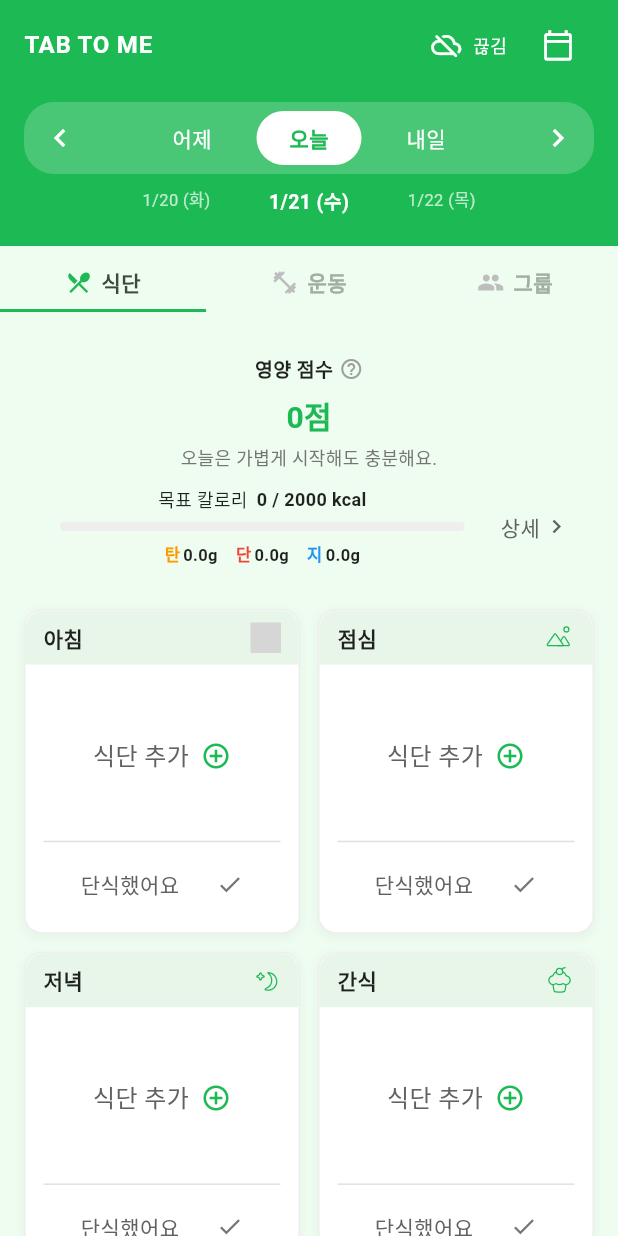
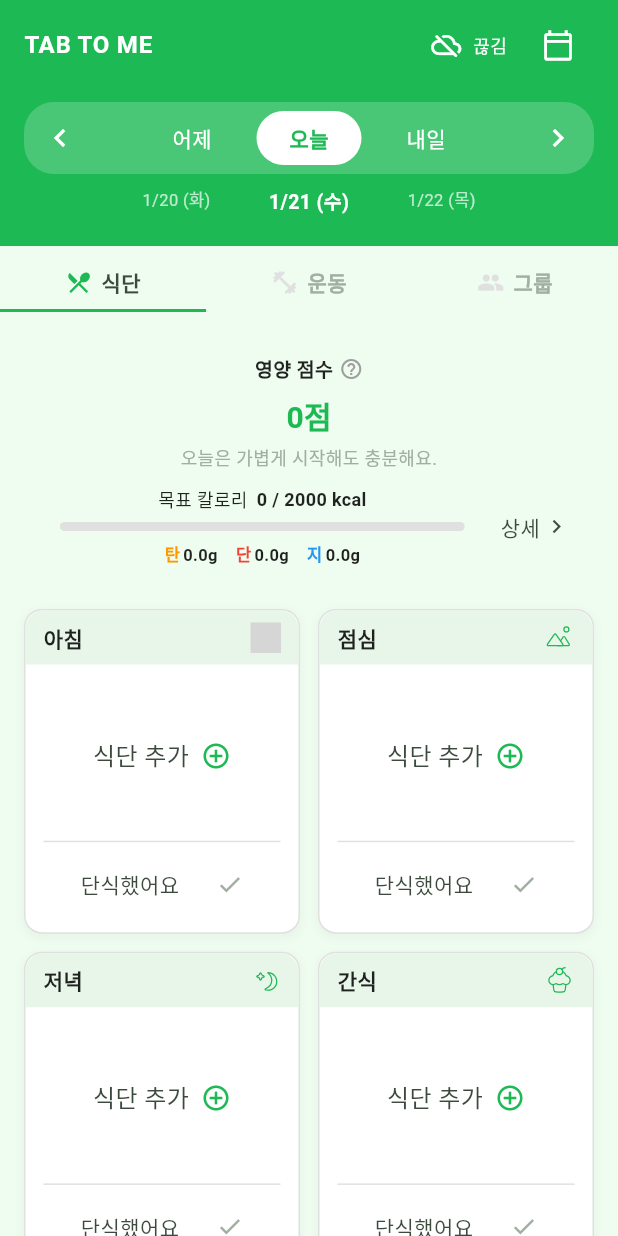
Before and after one commit to Paaaaang/TTM, a Flutter app: the HomeScreen screen opened directly, on a phone screen of 412 x 824 dp. Run offline on Flutter 3.47's test engine with Material 3 defaults, Android fonts, the phone set to English and light mode, and no system bars; our stand-ins replace carousel_slider, confetti, firebase_core, firebase_messaging, fl_chart, flutter_local_notifications and 7 more; accounts and stored records are empty; Roboto replaces fonts that are missing (Pretendard); grey boxes are pictures that could not be loaded.

Commit message:
feat: 브랜드 컬러 시스템 완전 통합 - 8개 화면 100+ 색상 변경

```diff
--- a/lib/constants/app_colors.dart
+++ b/lib/constants/app_colors.dart
@@ -50,6 +50,7 @@ class AppColors {
   // ========== 상태 색상 (유지) ==========
   static const Color success = Color(0xFF4CAF50); // 성공
   static const Color warning = Color(0xFFFF9800); // 경고
+  static const Color warningBg = Color(0xFFFFF3E0); // 경고 배경
   static const Color error = Color(0xFFF44336); // 오류
   static const Color info = Color(0xFF2196F3); // 정보
 
--- a/lib/screens/home_screen.dart
+++ b/lib/screens/home_screen.dart
@@ -542,7 +542,7 @@ class _HomeScreenState extends State<HomeScreen> {
                             '영양 점수 ${member.nutritionScore}점',
                             style: TextStyle(
                               fontSize: 13,
-                              color: Colors.grey[600],
+                              color: AppColors.textSecondary,
                             ),
                           ),
                         ],
@@ -551,7 +551,7 @@ class _HomeScreenState extends State<HomeScreen> {
                     IconButton(
                       onPressed: () => Navigator.pop(context),
                       icon: const Icon(Icons.close),
-                      color: Colors.grey[600],
+                      color: AppColors.textSecondary,
                     ),
                   ],
                 ),
@@ -559,9 +559,9 @@ class _HomeScreenState extends State<HomeScreen> {
                 Container(
                   padding: const EdgeInsets.all(12),
                   decoration: BoxDecoration(
-                    color: Colors.grey[50],
+                    color: AppColors.softBackground,
                     borderRadius: BorderRadius.circular(12),
-                    border: Border.all(color: Colors.grey[200]!),
+                    border: Border.all(color: AppColors.borderLight),
                   ),
                   child: Row(
                     mainAxisAlignment: MainAxisAlignment.spaceBetween,
@@ -573,7 +573,7 @@ class _HomeScreenState extends State<HomeScreen> {
                             '목표 칼로리',
                             style: TextStyle(
                               fontSize: 12,
-                              color: Colors.grey[600],
+                              color: AppColors.textSecondary,
                             ),
                           ),
                           const SizedBox(height: 4),
@@ -593,7 +593,7 @@ class _HomeScreenState extends State<HomeScreen> {
                             '획득 배지',
                             style: TextStyle(
                               fontSize: 12,
-                              color: Colors.grey[600],
+                              color: AppColors.textSecondary,
                             ),
                           ),
                           const SizedBox(height: 4),
@@ -629,7 +629,7 @@ class _HomeScreenState extends State<HomeScreen> {
                     if (badges.isEmpty) {
                       return Text(
                         '획득한 배지가 없습니다',
-                        style: TextStyle(color: Colors.grey[600]),
+                        style: TextStyle(color: AppColors.textSecondary),
                       );
                     }
 
@@ -1619,7 +1619,7 @@ class _HomeScreenState extends State<HomeScreen> {
               Icon(
                 icon,
                 size: 18,
-                color: isActive ? AppColors.primary : Colors.grey[400],
+                color: isActive ? AppColors.primary : AppColors.borderLight,
               ),
               const SizedBox(width: 6),
               Text(
@@ -1701,7 +1701,7 @@ class _HomeScreenState extends State<HomeScreen> {
                               _nutritionCheerText(score),
                               style: TextStyle(
                                 fontSize: 12,
-                                color: Colors.grey[600],
+                                color: AppColors.textSecondary,
                               ),
                               textAlign: TextAlign.center,
                             ),
@@ -1754,7 +1754,7 @@ class _HomeScreenState extends State<HomeScreen> {
                                     1.0,
                                   ),
                                   minHeight: 6,
-                                  backgroundColor: Colors.grey[200],
+                                  backgroundColor: AppColors.borderLight,
                                   valueColor:
                                       const AlwaysStoppedAnimation<Color>(
                                         Color(0xFF1DB954),
@@ -1845,7 +1845,7 @@ class _HomeScreenState extends State<HomeScreen> {
                                 '상세',
                                 style: TextStyle(
                                   fontSize: 14,
-                                  color: Colors.grey[700],
+                                  color: AppColors.textPrimary,
                                   fontWeight: FontWeight.w500,
                                 ),
                               ),
@@ -1853,7 +1853,7 @@ class _HomeScreenState extends State<HomeScreen> {
                               Icon(
                                 Icons.chevron_right,
                                 size: 18,
-                                color: Colors.grey[700],
+                                color: AppColors.textPrimary,
                               ),
                             ],
                           ),
@@ -1870,7 +1870,7 @@ class _HomeScreenState extends State<HomeScreen> {
               padding: const EdgeInsets.symmetric(horizontal: 24, vertical: 16),
               decoration: BoxDecoration(
                 color: Colors.white,
-                border: Border(bottom: BorderSide(color: Colors.grey[200]!)),
+                border: Border(bottom: BorderSide(color: AppColors.borderLight)),
               ),
               child: Column(
                 crossAxisAlignment: CrossAxisAlignment.start,
@@ -2093,7 +2093,7 @@ class _HomeScreenState extends State<HomeScreen> {
         decoration: BoxDecoration(
           color: Colors.white,
           borderRadius: BorderRadius.circular(12),
-          border: Border.all(color: Colors.grey[200]!),
+          border: Border.all(color: AppColors.borderLight),
           boxShadow: [
             BoxShadow(
               color: Colors.grey.withOpacity(0.08),
@@ -2301,8 +2301,8 @@ class _HomeScreenState extends State<HomeScreen> {
                                         style: TextStyle(
                                           fontSize: 16,
                                           color: _fastingStatus[type] == true
-                                              ? Colors.grey[400]
-                                              : Colors.grey[700],
+                                              ? AppColors.borderLight
+                                              : AppColors.textPrimary,
                                           fontWeight: FontWeight.w500,
                                         ),
                                       ),
@@ -2310,7 +2310,7 @@ class _HomeScreenState extends State<HomeScreen> {
                                       Icon(
                                         Icons.add_circle_outline,
                                         color: _fastingStatus[type] == true
-                                            ? Colors.grey[400]
+                                            ? AppColors.borderLight
                                             : const Color(0xFF1DB954),
                                         size: 20,
                                       ),
@@ -2342,7 +2342,7 @@ class _HomeScreenState extends State<HomeScreen> {
                       const SizedBox(height: 8),
 
                       // 경계선
-                      Divider(color: Colors.grey[300], thickness: 1, height: 1),
+                      Divider(color: AppColors.borderLight, thickness: 1, height: 1),
 
                       const SizedBox(height: 8),
 
@@ -2382,7 +2382,7 @@ class _HomeScreenState extends State<HomeScreen> {
                                     fontSize: 14,
                                     color: _fastingStatus[type] == true
                                         ? Colors.white
-                                        : Colors.grey[700],
+                                        : AppColors.textPrimary,
                                     fontWeight: FontWeight.w500,
                                   ),
                                 ),
@@ -2394,7 +2394,7 @@ class _HomeScreenState extends State<HomeScreen> {
                                   size: 18,
                                   color: _fastingStatus[type] == true
                                       ? Colors.white
-                                      : Colors.grey[600],
+                                      : AppColors.textSecondary,
                                 ),
                               ],
                             ),
@@ -2462,7 +2462,7 @@ class _HomeScreenState extends State<HomeScreen> {
                 decoration: BoxDecoration(
                   color: Colors.white,
                   borderRadius: BorderRadius.circular(20),
-                  border: Border.all(color: Colors.grey[200]!),
+                  border: Border.all(color: AppColors.borderLight),
                 ),
                 child: const Center(
                   child: Column(
@@ -2637,7 +2637,7 @@ class _HomeScreenState extends State<HomeScreen> {
                     decoration: BoxDecoration(
                       color: Colors.white,
                       borderRadius: BorderRadius.circular(16),
-                      border: Border.all(color: Colors.grey[200]!),
+                      border: Border.all(color: AppColors.borderLight),
                     ),
                     child: Column(
                       crossAxisAlignment: CrossAxisAlignment.start,
@@ -2661,7 +2661,7 @@ class _HomeScreenState extends State<HomeScreen> {
                                     exercise.durationFormatted,
                                     style: TextStyle(
                                       fontSize: 14,
-                                      color: Colors.grey[600],
+                                      color: AppColors.textSecondary,
                                     ),
                                   ),
                                 ],
@@ -2685,7 +2685,7 @@ class _HomeScreenState extends State<HomeScreen> {
                             exercise.memo!,
                             style: TextStyle(
                               fontSize: 13,
-                              color: Colors.grey[600],
+                              color: AppColors.textSecondary,
                             ),
                             maxLines: 2,
                             overflow: TextOverflow.ellipsis,
@@ -2722,25 +2722,25 @@ class _HomeScreenState extends State<HomeScreen> {
                 decoration: BoxDecoration(
                   color: Colors.white,
                   borderRadius: BorderRadius.circular(20),
-                  border: Border.all(color: Colors.grey[200]!),
+                  border: Border.all(color: AppColors.borderLight),
                 ),
                 child: Center(
                   child: Column(
                     children: [
-                      Icon(Icons.group_add, size: 60, color: Colors.grey[300]),
+                      Icon(Icons.group_add, size: 60, color: AppColors.borderLight),
                       const SizedBox(height: 16),
                       Text(
                         '그룹이 없습니다',
                         style: TextStyle(
                           fontSize: 16,
                           fontWeight: FontWeight.w600,
-                          color: Colors.grey[600],
+                          color: AppColors.textSecondary,
                         ),
                       ),
                       const SizedBox(height: 8),
                       Text(
                         '친구들과 함께하는 그룹을 만들어보세요',
-                        style: TextStyle(fontSize: 14, color: Colors.grey[500]),
+                        style: TextStyle(fontSize: 14, color: AppColors.textSecondary),
                       ),
                     ],
                   ),
@@ -2776,7 +2776,7 @@ class _HomeScreenState extends State<HomeScreen> {
                           border: Border.all(
                             color: isSelected
                                 ? const Color(0xFF1DB954).withOpacity(0.6)
-                                : Colors.grey[300]!,
+                                : AppColors.borderLight,
                             width: 1,
                           ),
                         ),
@@ -2804,7 +2804,7 @@ class _HomeScreenState extends State<HomeScreen> {
                                 fontSize: 11,
                                 color: isSelected
                                     ? const Color(0xFF1DB954)
-                                    : Colors.grey[600],
+                                    : AppColors.textSecondary,
                               ),
                             ),
                           ],
@@ -2827,13 +2827,13 @@ class _HomeScreenState extends State<HomeScreen> {
                 decoration: BoxDecoration(
                   color: Colors.white,
                   borderRadius: BorderRadius.circular(16),
-                  border: Border.all(color: Colors.grey[200]!),
+                  border: Border.all(color: AppColors.borderLight),
                 ),
                 child: Column(
                   children: [
                     Text(
                       _groupMembersError!,
-                      style: TextStyle(color: Colors.grey[600]),
+                      style: TextStyle(color: AppColors.textSecondary),
                     ),
                     const SizedBox(height: 8),
                     TextButton(
@@ -2851,11 +2851,11 @@ class _HomeScreenState extends State<HomeScreen> {
                 decoration: BoxDecoration(
                   color: Colors.white,
                   borderRadius: BorderRadius.circular(16),
-                  border: Border.all(color: Colors.grey[200]!),
+                  border: Border.all(color: AppColors.borderLight),
                 ),
                 child: Text(
                   '그룹 멤버가 없습니다',
-                  style: TextStyle(color: Colors.grey[600]),
+                  style: TextStyle(color: AppColors.textSecondary),
                 ),
               )
             else
@@ -2911,7 +2911,7 @@ class _HomeScreenState extends State<HomeScreen> {
                       decoration: BoxDecoration(
                         color: Colors.white,
                         borderRadius: BorderRadius.circular(14),
-                        border: Border.all(color: Colors.grey[200]!),
+                        border: Border.all(color: AppColors.borderLight),
                       ),
                       child: InkWell(
                         onTap: () => _showMemberDetailDialog(member),
@@ -2942,7 +2942,7 @@ class _HomeScreenState extends State<HomeScreen> {
                                       '영양 점수 ${member.nutritionScore}점',
                                       style: TextStyle(
                                         fontSize: 13,
-                                        color: Colors.grey[600],
+                                        color: AppColors.textSecondary,
                                       ),
                                     ),
                                   ],
@@ -2950,7 +2950,7 @@ class _HomeScreenState extends State<HomeScreen> {
                               ),
                               Icon(
                                 Icons.chevron_right,
-                                color: Colors.grey[400],
+                                color: AppColors.borderLight,
                               ),
                             ],
                           ),
--- a/lib/screens/meal_detail_screen.dart
+++ b/lib/screens/meal_detail_screen.dart
@@ -324,11 +324,11 @@ class MealDetailScreen extends StatelessWidget {
             style: TextStyle(fontSize: 18, fontWeight: FontWeight.bold),
           ),
           const SizedBox(height: 16),
-          _buildNutrientRow('탄수화물', carbs, Colors.blue),
+          _buildNutrientRow('탄수화물', carbs, AppColors.carbs),
           const Divider(height: 24),
-          _buildNutrientRow('단백질', protein, Colors.red),
+          _buildNutrientRow('단백질', protein, AppColors.protein),
           const Divider(height: 24),
-          _buildNutrientRow('지방', fat, Colors.amber),
+          _buildNutrientRow('지방', fat, AppColors.fat),
         ],
       ),
     );
```
Also changed, not shown: lib/screens/activity_detail_screen.dart (+5 -4 lines), lib/screens/calorie_detail_popup.dart (+7 -6 lines), lib/screens/exercise_add_screen.dart (+11 -10 lines), lib/screens/friends_list_screen.dart (+12 -11 lines), lib/screens/login_screen.dart (+24 -24 lines), lib/screens/survey/survey_screen.dart (+18 -18 lines).
